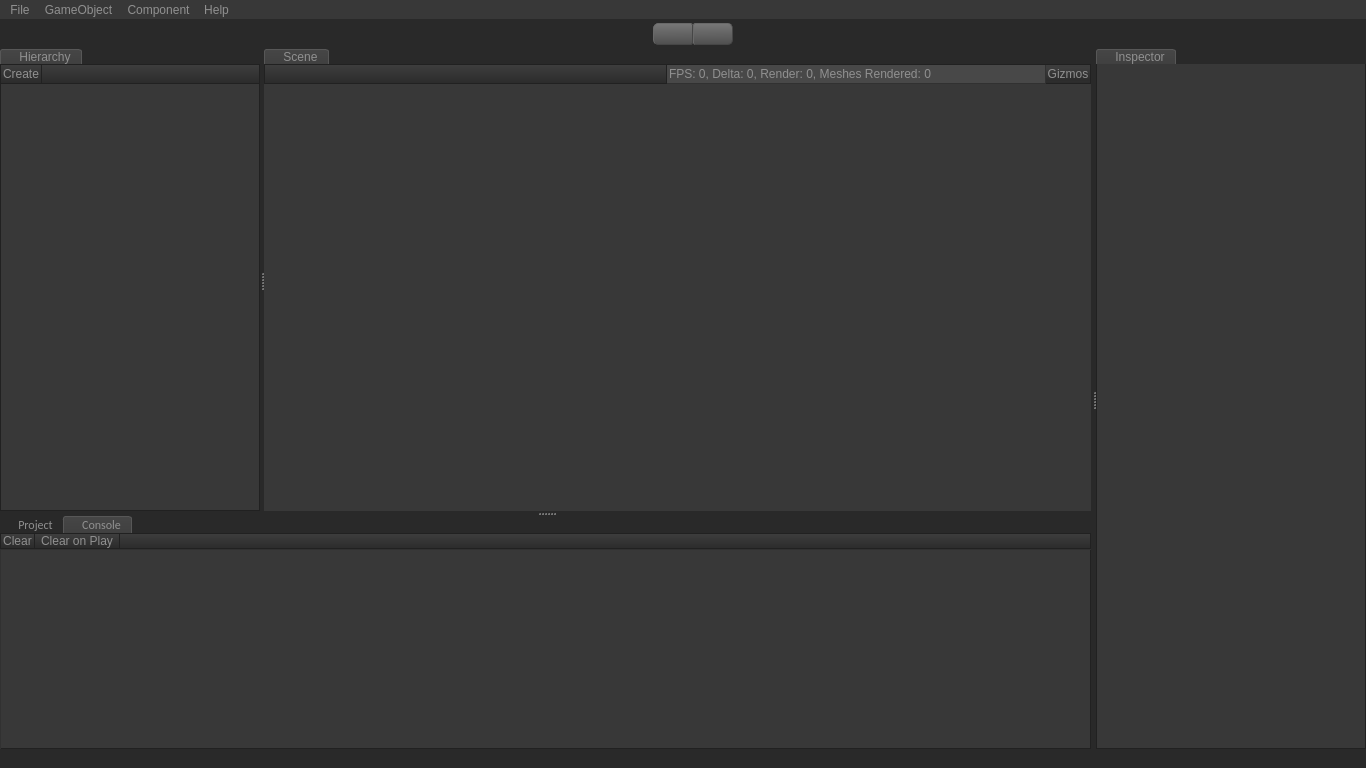
Old version of the form Editor/editor.ui in the repository PanosK92/SpartanEngine.
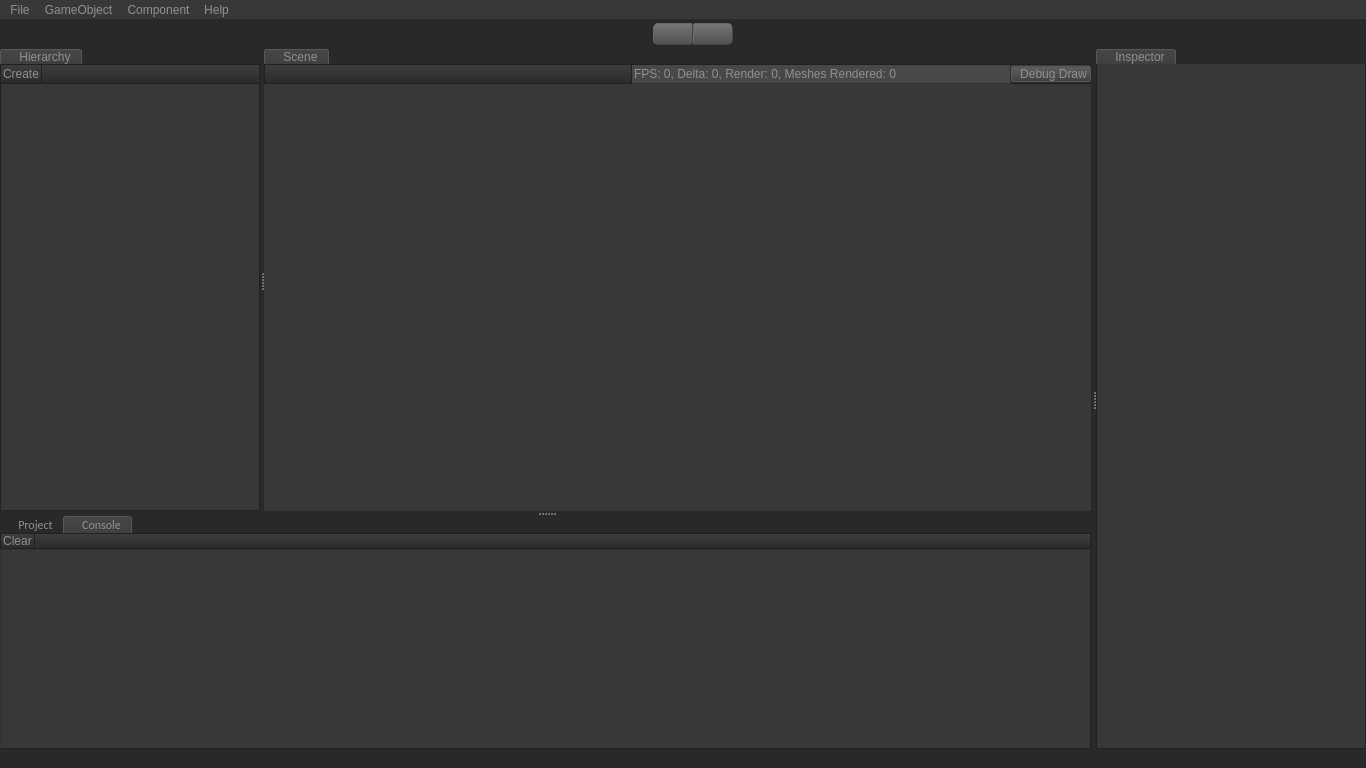
New version of the form. The open tabs and pages were chosen to show the change. Icons and pictures are not drawn. Custom widgets are drawn as their Qt base class.

Commit message: - Implemented mouse ray casting for upcoming object picking support. - Improved LineRenderer implementation. - Remove LightUpdate() and introduced EngineMode enum. - Added color support in the Editor's console. - Code cleanup.

```diff
--- a/Editor/editor.ui
+++ b/Editor/editor.ui
@@ -642,20 +642,18 @@
 
 QListView::item 
 {
-	color: #909090;				
     background:  #383838;
 }
 
-QListView::item:focus
-{
-	border:none;
-}
-
 QListView::item:alternate 
-{
-	color: #909090;				
+{		
     background:  #484848;
 }
+
+QListView::item:focus
+{
+	border:none;
+}
 /*========================================================================================*/
 
 /*= SCROLLBAR - VERTICAL ========================================================================*/
@@ -2168,12 +2166,18 @@
                        </widget>
                       </item>
                       <item>
-                       <widget class="QPushButton" name="buttonGizmos">
+                       <widget class="QPushButton" name="buttonDebugDraw">
+                        <property name="minimumSize">
+                         <size>
+                          <width>80</width>
+                          <height>0</height>
+                         </size>
+                        </property>
                         <property name="styleSheet">
                          <string notr="true"/>
                         </property>
                         <property name="text">
-                         <string>Gizmos</string>
+                         <string>Debug Draw</string>
                         </property>
                        </widget>
                       </item>
@@ -2607,25 +2611,6 @@
                          </property>
                         </widget>
                        </item>
-                       <item>
-                        <widget class="QPushButton" name="buttonConsoleClearOnPlay">
-                         <property name="sizePolicy">
-                          <sizepolicy hsizetype="Preferred" vsizetype="Preferred">
-                           <horstretch>0</horstretch>
-                           <verstretch>0</verstretch>
-                          </sizepolicy>
-                         </property>
-                         <property name="text">
-                          <string>Clear on Play</string>
-                         </property>
-                         <property name="checkable">
-                          <bool>true</bool>
-                         </property>
-                         <property name="checked">
-                          <bool>false</bool>
-                         </property>
-                        </widget>
-                       </item>
                        <item>
                         <spacer name="horizontalSpacer_4">
                          <property name="orientation">
```
Left out of the diff: 35 changed lines with no effect on the pictures. The commit also changes 27 other files.
